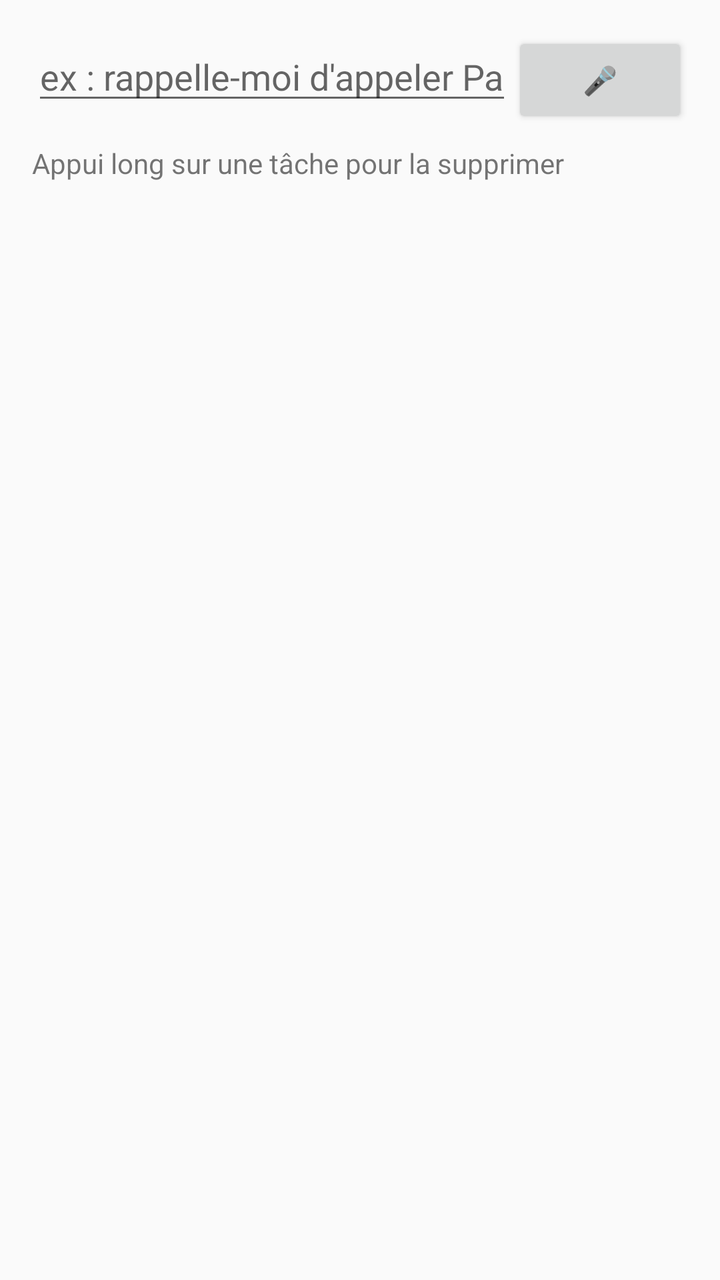
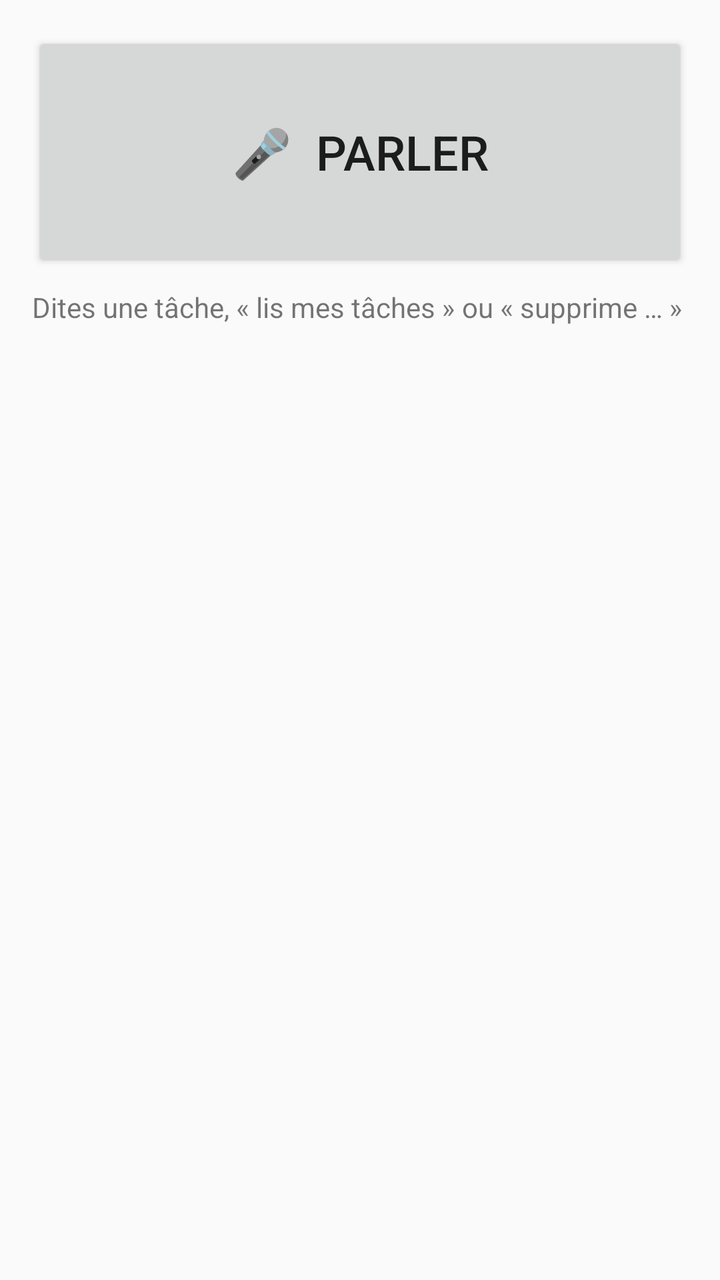

Screens rendered from an Android XML layout before and after an edit, with the pre-edit source and the edit as a unified diff.
<!-- AndroidManifest.xml: application theme Theme.AppCompat.DayNight.DarkActionBar -->
<!-- res/layout/activity_main.xml -->
<?xml version="1.0" encoding="utf-8"?>
<LinearLayout xmlns:android="http://schemas.android.com/apk/res/android"
    android:layout_width="match_parent"
    android:layout_height="match_parent"
    android:orientation="vertical"
    android:padding="16dp">

    <LinearLayout
        android:layout_width="match_parent"
        android:layout_height="wrap_content"
        android:orientation="horizontal">

        <EditText
            android:id="@+id/input"
            android:layout_width="0dp"
            android:layout_height="wrap_content"
            android:layout_weight="1"
            android:hint="ex : rappelle-moi d'appeler Paul demain à 18h"
            android:imeOptions="actionDone"
            android:inputType="text" />

        <Button
            android:id="@+id/mic"
            android:layout_width="wrap_content"
            android:layout_height="wrap_content"
            android:text="🎤" />
    </LinearLayout>

    <TextView
        android:layout_width="match_parent"
        android:layout_height="wrap_content"
        android:paddingTop="8dp"
        android:text="Appui long sur une tâche pour la supprimer" />

    <ListView
        android:id="@+id/list"
        android:layout_width="match_parent"
        android:layout_height="0dp"
        android:layout_weight="1" />
</LinearLayout>
<!-- resources referenced by this layout -->
<resources>

</resources>

<!-- the commit's change to res/layout/activity_main.xml (unified diff, before → after) -->
@@ -5,32 +5,18 @@
     android:orientation="vertical"
     android:padding="16dp">
 
-    <LinearLayout
+    <Button
+        android:id="@+id/mic"
         android:layout_width="match_parent"
-        android:layout_height="wrap_content"
-        android:orientation="horizontal">
-
-        <EditText
-            android:id="@+id/input"
-            android:layout_width="0dp"
-            android:layout_height="wrap_content"
-            android:layout_weight="1"
-            android:hint="ex : rappelle-moi d'appeler Paul demain à 18h"
-            android:imeOptions="actionDone"
-            android:inputType="text" />
-
-        <Button
-            android:id="@+id/mic"
-            android:layout_width="wrap_content"
-            android:layout_height="wrap_content"
-            android:text="🎤" />
-    </LinearLayout>
+        android:layout_height="120dp"
+        android:text="🎤  Parler"
+        android:textSize="24sp" />
 
     <TextView
         android:layout_width="match_parent"
         android:layout_height="wrap_content"
         android:paddingTop="8dp"
-        android:text="Appui long sur une tâche pour la supprimer" />
+        android:text="Dites une tâche, « lis mes tâches » ou « supprime … »" />
 
     <ListView
         android:id="@+id/list"
